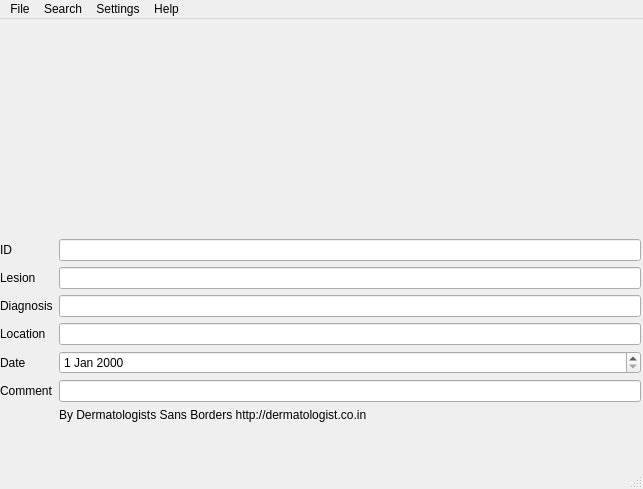
Old version of the form DITagger/windows.ui in the repository dermatologist/dermatology-image-tagger.
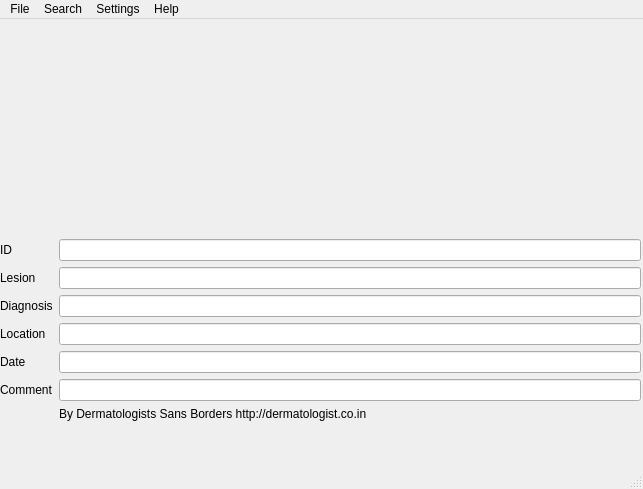
New version of the form.

What changed in the file:
```diff
--- a/DITagger/windows.ui
+++ b/DITagger/windows.ui
@@ -102,33 +102,33 @@
           <item row="3" column="1">
            <widget class="QLineEdit" name="locationTxt"/>
           </item>
-          <item row="4" column="0">
+          <item row="5" column="0">
            <widget class="QLabel" name="label_5">
             <property name="text">
              <string>Date</string>
             </property>
            </widget>
           </item>
-          <item row="4" column="1">
-           <widget class="QDateEdit" name="dateEdit"/>
-          </item>
-          <item row="5" column="0">
+          <item row="6" column="0">
            <widget class="QLabel" name="label_6">
             <property name="text">
              <string>Comment</string>
             </property>
            </widget>
           </item>
-          <item row="5" column="1">
-           <widget class="QLineEdit" name="commentTxt"/>
-          </item>
           <item row="6" column="1">
+           <widget class="QLineEdit" name="commentTxt"/>
+          </item>
+          <item row="7" column="1">
            <widget class="QLabel" name="label_7">
             <property name="text">
              <string>By Dermatologists Sans Borders http://dermatologist.co.in</string>
             </property>
            </widget>
           </item>
+          <item row="5" column="1">
+           <widget class="QLineEdit" name="dateTxt"/>
+          </item>
          </layout>
         </widget>
        </widget>
```
Left out of the diff: 4 changed lines with no effect on the pictures.
